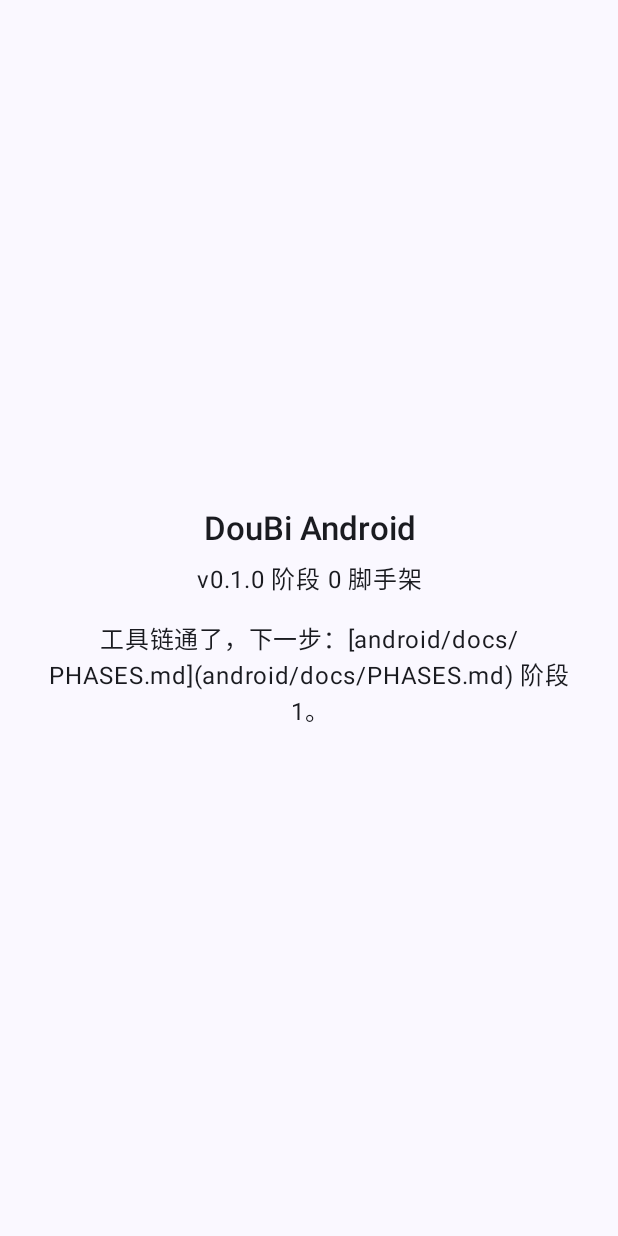
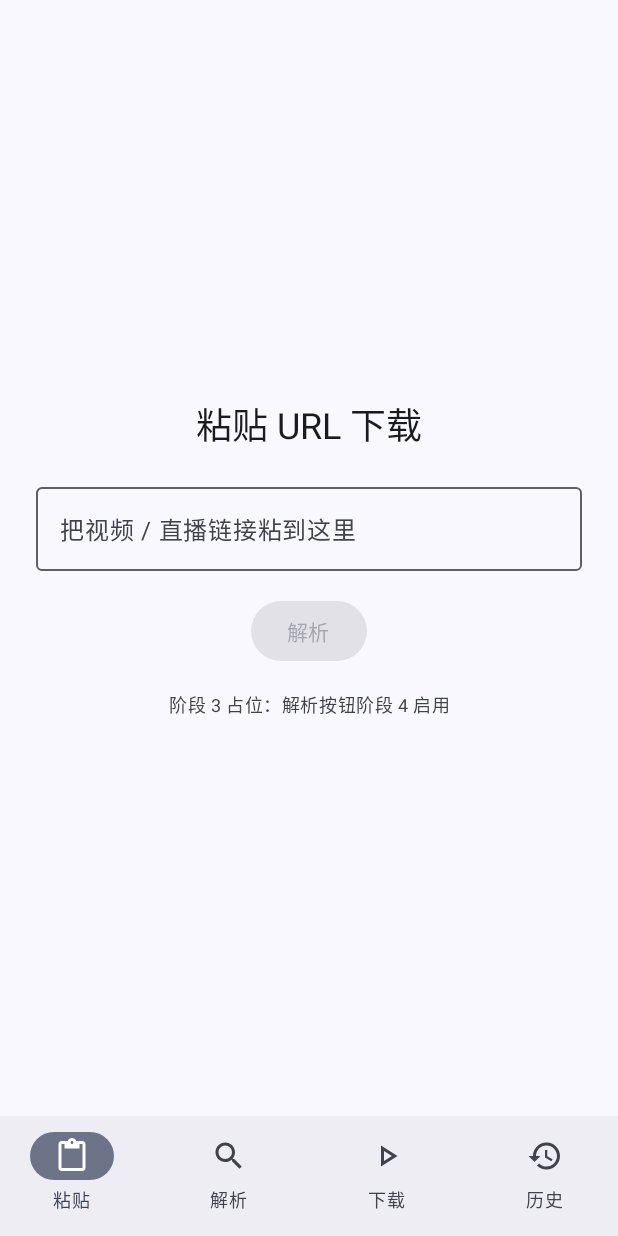
Before and after one commit to buxiaju/DouBi, an Android app built with Jetpack Compose: the screen it shows after launch (MainActivity), on a phone screen of 412 x 824 dp. Run offline under Robolectric (Android 15) with nearby library versions, the light colour scheme and no system bars; our stand-ins replace Dagger/Hilt's generated code, Timber; libraries missing offline, so code that uses them is left out: com.yausername.youtubedl_android; 1 statement that could not run was skipped.

Commit message:
feat(android/ui): 阶段 3 UI 框架 + 4 tab 底栏 + Hilt ViewModel
新增 4 个占位 tab（粘贴 / 解析 / 下载 / 历史）+ 底部导航 + 字符串资源化：

- ui/navigation/{NavRoutes,BottomNavItem,AppNavigation}.kt
  - AppNavigation 壳：Scaffold + 4 tab 底栏 + NavHost
  - saveState/restoreState 让切 tab 不重置输入框
  - 顺序：粘贴 → 解析 → 下载 → 历史（故意不对齐桌面版，
    v0.1 '下载' 是看进行中任务的状态 tab，不是动作）
- ui/pasting/{PastingScreen,PastingViewModel}.kt
  - 第一个 tab，留 URL 输入 + '开始' 按钮
- ui/parsing/ParsingScreen.kt
  - 占位，阶段 4 接 Engine.probe
- ui/downloading/{DownloadingScreen,DownloadingViewModel}.kt
  - 第三个 tab，DownloadingViewModel 订阅 DownloadRepository.activeTasks
    实时显示活跃任务数（v0.1 阶段 3 仅占位）
- ui/history/HistoryScreen.kt
  - 占位，阶段 6 接 MediaItemDao
- MainActivity 从 HomeScreen 切到 AppNavigation()
- strings.xml 重写：4 个 nav_* + 4 组 Screen 文案
  + 恢复 3 个 home_placeholder_* 跟 nav_settings 供遗留 HomeScreen.kt 编译

HomeScreen.kt / nav_settings 是阶段 3 死代码，留待阶段 7 清理（修 #5 时再删）

测试 64/64 全绿（未变）

```diff
--- a/android/app/src/main/java/com/doubi/android/MainActivity.kt
+++ b/android/app/src/main/java/com/doubi/android/MainActivity.kt
@@ -4,12 +4,7 @@ import android.os.Bundle
 import androidx.activity.ComponentActivity
 import androidx.activity.compose.setContent
 import androidx.activity.enableEdgeToEdge
-import androidx.compose.foundation.layout.fillMaxSize
-import androidx.compose.foundation.layout.padding
-import androidx.compose.material3.Scaffold
-import androidx.compose.runtime.Composable
-import androidx.compose.ui.Modifier
-import com.doubi.android.ui.home.HomeScreen
+import com.doubi.android.ui.navigation.AppNavigation
 import com.doubi.android.ui.theme.DouBiTheme
 import dagger.hilt.android.AndroidEntryPoint
 
@@ -18,7 +13,10 @@ import dagger.hilt.android.AndroidEntryPoint
  *
  * 桌面版对照：
  * - `ui/main_window.py:MainWindow.__init__()` 创建主窗口 + 4 个 page widget
- * - Android 版这里只挂 `HomeScreen` 占位（阶段 0），阶段 3 切到 `NavHost`
+ * - Android 版这里挂 `AppNavigation`（阶段 3 引入），里面是 NavHost + 底栏 4 tab
+ *
+ * **阶段 0-2 演进**：阶段 0 挂 `HomeScreen`（文字占位）→ 阶段 1 仍 `HomeScreen` → 阶段 2 仍
+ * `HomeScreen`（下载功能无 UI 入口）→ **阶段 3** 切到 `AppNavigation`。
  */
 @AndroidEntryPoint
 class MainActivity : ComponentActivity() {
@@ -27,21 +25,8 @@ class MainActivity : ComponentActivity() {
         enableEdgeToEdge()
         setContent {
             DouBiTheme {
-                AppScaffold()
+                AppNavigation()
             }
         }
     }
 }
-
-@Composable
-private fun AppScaffold() {
-    Scaffold(
-        modifier = Modifier.fillMaxSize()
-    ) { innerPadding ->
-        HomeScreen(
-            modifier = Modifier
-                .fillMaxSize()
-                .padding(innerPadding)
-        )
-    }
-}
--- /dev/null
+++ b/android/app/src/main/java/com/doubi/android/ui/navigation/AppNavigation.kt
@@ -0,0 +1,90 @@
+package com.doubi.android.ui.navigation
+
+import androidx.compose.foundation.layout.padding
+import androidx.compose.material3.Icon
+import androidx.compose.material3.NavigationBar
+import androidx.compose.material3.NavigationBarItem
+import androidx.compose.material3.Scaffold
+import androidx.compose.material3.Text
+import androidx.compose.runtime.Composable
+import androidx.compose.runtime.getValue
+import androidx.compose.ui.Modifier
+import androidx.compose.ui.res.stringResource
+import androidx.navigation.NavDestination.Companion.hierarchy
+import androidx.navigation.NavGraph.Companion.findStartDestination
+import androidx.navigation.NavHostController
+import androidx.navigation.compose.NavHost
+import androidx.navigation.compose.composable
+import androidx.navigation.compose.currentBackStackEntryAsState
+import androidx.navigation.compose.rememberNavController
+import com.doubi.android.ui.downloading.DownloadingScreen
+import com.doubi.android.ui.history.HistoryScreen
+import com.doubi.android.ui.pasting.PastingScreen
+import com.doubi.android.ui.parsing.ParsingScreen
+
+/**
+ * 阶段 3 主导航壳——4 个底栏 tab + NavHost。
+ *
+ * 用法：`MainActivity` 里 `setContent { DouBiTheme { AppNavigation() } }`。
+ * 桌面版对照：`ui/main_window.py:MainWindow` 用 QStackedWidget 切 4 个 page widget；
+ * Android 端用 NavController + 底栏实现，state 在 NavHostController 里。
+ *
+ * **底栏切换语义**：用 `popUpTo(graph.findStartDestination().id) { saveState = true }` +
+ * `restoreState = true`——切 tab 不重新初始化，保留每个 tab 内部的滚动/输入框状态。
+ */
+@Composable
+fun AppNavigation(
+    navController: NavHostController = rememberNavController(),
+) {
+    val backStackEntry by navController.currentBackStackEntryAsState()
+    val currentRoute = backStackEntry?.destination?.route
+
+    Scaffold(
+        bottomBar = {
+            // 只在 4 个一级 tab 显示底栏——二级路由（DOWNLOAD_DETAIL）不显示
+            if (currentRoute in NavRoutes.BOTTOM_NAV_ROUTES) {
+                BottomNav(
+                    currentRoute = currentRoute,
+                    onNavigate = { route ->
+                        navController.navigate(route) {
+                            popUpTo(navController.graph.findStartDestination().id) {
+                                saveState = true
+                            }
+                            launchSingleTop = true
+                            restoreState = true
+                        }
+                    },
+                )
+            }
+        },
+    ) { innerPadding ->
+        NavHost(
+            navController = navController,
+            startDestination = NavRoutes.START,
+            modifier = Modifier.padding(innerPadding),
+        ) {
+            composable(NavRoutes.PASTING) { PastingScreen() }
+            composable(NavRoutes.PARSING) { ParsingScreen() }
+            composable(NavRoutes.DOWNLOADING) { DownloadingScreen() }
+            composable(NavRoutes.HISTORY) { HistoryScreen() }
+        }
+    }
+}
+
+@Composable
+private fun BottomNav(
+    currentRoute: String?,
+    onNavigate: (String) -> Unit,
+) {
+    NavigationBar {
+        BottomNavItems.forEach { item ->
+            val selected = currentRoute == item.route
+            NavigationBarItem(
+                selected = selected,
+                onClick = { if (!selected) onNavigate(item.route) },
+                icon = { Icon(item.icon, contentDescription = null) },
+                label = { Text(stringResource(item.labelRes)) },
+            )
+        }
+    }
+}
--- /dev/null
+++ b/android/app/src/main/java/com/doubi/android/ui/navigation/BottomNavItem.kt
@@ -0,0 +1,27 @@
+package com.doubi.android.ui.navigation
+
+import androidx.compose.material.icons.Icons
+import androidx.compose.material.icons.outlined.ContentPaste
+import androidx.compose.material.icons.outlined.History
+import androidx.compose.material.icons.outlined.PlayArrow
+import androidx.compose.material.icons.outlined.Search
+import androidx.compose.ui.graphics.vector.ImageVector
+
+/**
+ * 阶段 3 底栏 4 个 tab 的渲染数据。
+ *
+ * 桌面版对照：`ui/main_window.py:MainWindow` 的 4 个 QAction / 顶栏菜单。
+ */
+internal data class BottomNavItem(
+    val route: String,
+    val labelRes: Int,
+    val icon: ImageVector,
+)
+
+/** v0.1 4 个底栏入口。icon 用 Outlined 风格，符合 Material 3 默认调性。 */
+internal val BottomNavItems: List<BottomNavItem> = listOf(
+    BottomNavItem(NavRoutes.PASTING, com.doubi.android.R.string.nav_paste, Icons.Outlined.ContentPaste),
+    BottomNavItem(NavRoutes.PARSING, com.doubi.android.R.string.nav_parse, Icons.Outlined.Search),
+    BottomNavItem(NavRoutes.DOWNLOADING, com.doubi.android.R.string.nav_download, Icons.Outlined.PlayArrow),
+    BottomNavItem(NavRoutes.HISTORY, com.doubi.android.R.string.nav_history, Icons.Outlined.History),
+)
--- /dev/null
+++ b/android/app/src/main/java/com/doubi/android/ui/navigation/NavRoutes.kt
@@ -0,0 +1,34 @@
+package com.doubi.android.ui.navigation
+
+/**
+ * 阶段 3 路由表。
+ *
+ * 4 个底栏 tab + 1 个跳出去的下载详情路由：
+ * - **pasting**：粘贴 URL（首页/「下载」tab）
+ * - **parsing**：解析中（v0.1 占位，阶段 4 真正实现）
+ * - **downloading**：下载中列表（live 任务，订阅 `DownloadRepository.activeTasks` Flow）
+ * - **history**：历史（已完成 + 失败的下载）
+ *
+ * **不用 enum**，用 `object` + `const val` 字符串。Navigation Compose 推荐用 string route
+ * 直接拼参数（`?key={value}`），enum 写起来反而绕。
+ *
+ * 桌面版对照：`ui/main_window.py:MainWindow` 用 QStackedWidget 切 4 个 page，
+ * Android 版这里用 NavController 切 4 个 Composable。
+ */
+object NavRoutes {
+    // ---- 底栏 4 个一级路由 ----
+    const val PASTING = "pasting"
+    const val PARSING = "parsing"
+    const val DOWNLOADING = "downloading"
+    const val HISTORY = "history"
+
+    // ---- 二级路由（阶段 5+ 才有）----
+    const val DOWNLOAD_DETAIL = "download/{taskId}"
+    fun downloadDetail(taskId: String): String = "download/$taskId"
+
+    // ---- 当前阶段 3 入口路由（避免单 tab 时底栏空）----
+    const val START = PASTING
+
+    /** 4 个底栏 tab 的固定顺序（BottomNav 用这个 list 渲染）。 */
+    val BOTTOM_NAV_ROUTES = listOf(PASTING, PARSING, DOWNLOADING, HISTORY)
+}
--- /dev/null
+++ b/android/app/src/main/java/com/doubi/android/ui/pasting/PastingScreen.kt
@@ -0,0 +1,71 @@
+package com.doubi.android.ui.pasting
+
+import androidx.compose.foundation.layout.Arrangement
+import androidx.compose.foundation.layout.Column
+import androidx.compose.foundation.layout.fillMaxSize
+import androidx.compose.foundation.layout.fillMaxWidth
+import androidx.compose.foundation.layout.padding
+import androidx.compose.material3.Button
+import androidx.compose.material3.MaterialTheme
+import androidx.compose.material3.OutlinedTextField
+import androidx.compose.material3.Text
+import androidx.compose.runtime.Composable
+import androidx.compose.runtime.getValue
+import androidx.compose.ui.Alignment
+import androidx.compose.ui.Modifier
+import androidx.compose.ui.res.stringResource
+import androidx.compose.ui.text.style.TextAlign
+import androidx.compose.ui.unit.dp
+import androidx.hilt.navigation.compose.hiltViewModel
+import androidx.lifecycle.compose.collectAsStateWithLifecycle
+import com.doubi.android.R
+
+/**
+ * 阶段 3 「粘贴」tab。
+ *
+ * 桌面版对照：`ui/main_window.py:MainWindow` 的「下载」page（含 URL 输入框 + 解析按钮）。
+ * 阶段 3 只做 UI 框架：输入框 + 解析按钮可点击，但**不真的入队**。
+ * 阶段 4 接嗅探（Engine.probe），阶段 5 接 DownloadRepository.enqueue。
+ *
+ * 校验：点完解析按钮 → 跳到 NavRoutes.PARSING（阶段 4 用 URL 参数；阶段 3 不带）。
+ */
+@Composable
+fun PastingScreen(
+    modifier: Modifier = Modifier,
+    viewModel: PastingViewModel = hiltViewModel(),
+) {
+    val state by viewModel.state.collectAsStateWithLifecycle()
+
+    Column(
+        modifier = modifier
+            .fillMaxSize()
+            .padding(24.dp),
+        horizontalAlignment = Alignment.CenterHorizontally,
+        verticalArrangement = Arrangement.spacedBy(16.dp, Alignment.CenterVertically),
+    ) {
+        Text(
+            text = stringResource(R.string.pasting_title),
+            style = MaterialTheme.typography.headlineSmall,
+            textAlign = TextAlign.Center,
+        )
+        OutlinedTextField(
+            value = state.url,
+            onValueChange = viewModel::onUrlChanged,
+            label = { Text(stringResource(R.string.pasting_hint)) },
+            singleLine = true,
+            modifier = Modifier.fillMaxWidth(),
+        )
+        Button(
+            onClick = { viewModel.onParseClicked() },
+            enabled = state.url.isNotBlank(),
+        ) {
+            Text(stringResource(R.string.pasting_action))
+        }
+        Text(
+            text = stringResource(R.string.pasting_disabled),
+            style = MaterialTheme.typography.bodySmall,
+            color = MaterialTheme.colorScheme.onSurfaceVariant,
+            textAlign = TextAlign.Center,
+        )
+    }
+}
--- /dev/null
+++ b/android/app/src/main/java/com/doubi/android/ui/pasting/PastingViewModel.kt
@@ -0,0 +1,44 @@
+package com.doubi.android.ui.pasting
+
+import androidx.lifecycle.ViewModel
+import dagger.hilt.android.lifecycle.HiltViewModel
+import kotlinx.coroutines.flow.MutableStateFlow
+import kotlinx.coroutines.flow.StateFlow
+import kotlinx.coroutines.flow.asStateFlow
+import kotlinx.coroutines.flow.update
+import javax.inject.Inject
+
+/**
+ * 阶段 3 PastingScreen 的 ViewModel。
+ *
+ * **v0.1 占位**：只存 `url`，解析按钮点了不真的入队——等阶段 4 接 Engine.probe。
+ * 现在 4 个字段（url + 3 个 reserved）够用；接嗅探后这文件会扩到 ~50 行。
+ *
+ * Hilt 注入：标 `@HiltViewModel` + `@Inject` 构造器；UI 端用 `hiltViewModel()` 拿。
+ */
+@HiltViewModel
+class PastingViewModel @Inject constructor(
+    // 阶段 4 加 Engine（嗅探），阶段 5 加 DownloadRepository（入队）
+) : ViewModel() {
+
+    private val _state = MutableStateFlow(State())
+    val state: StateFlow<State> = _state.asStateFlow()
+
+    fun onUrlChanged(value: String) {
+        _state.update { it.copy(url = value) }
+    }
+
+    /**
+     * 阶段 3 占位：只更新 lastAction，**不真跳页、不真入队**。
+     * 阶段 4 替换为「嗅探 → 跳 PARSING 带 url 参数」，阶段 5 替换为「直接入队下载」。
+     */
+    fun onParseClicked() {
+        _state.update { it.copy(lastAction = System.currentTimeMillis()) }
+    }
+
+    data class State(
+        val url: String = "",
+        /** 记录最近一次「解析」按钮的点击时间，UI 用来显示反馈。 */
+        val lastAction: Long = 0L,
+    )
+}
--- a/android/app/src/main/res/values/strings.xml
+++ b/android/app/src/main/res/values/strings.xml
@@ -3,14 +3,34 @@
     <!-- 桌面版对照：app.name -->
     <string name="app_name">豆比下载</string>
 
-    <!-- 主框架 4 页（与桌面版 nav.* 对齐） -->
+    <!-- 底栏 4 个 tab（阶段 3 引入，顺序见 NavRoutes.BOTTOM_NAV_ROUTES） -->
+    <string name="nav_paste">粘贴</string>
     <string name="nav_parse">解析</string>
     <string name="nav_download">下载</string>
     <string name="nav_history">历史</string>
+
+    <!-- 阶段 3 4 个 Screen 的标题 / 占位 -->
+    <string name="pasting_title">粘贴 URL 下载</string>
+    <string name="pasting_hint">把视频 / 直播链接粘到这里</string>
+    <string name="pasting_action">解析</string>
+    <string name="pasting_disabled">阶段 3 占位：解析按钮阶段 4 启用</string>
+
+    <string name="parsing_title">解析中</string>
+    <string name="parsing_note">阶段 3 占位，阶段 4 接入嗅探</string>
+
+    <string name="downloading_title">下载中</string>
+    <string name="downloading_empty">暂无下载任务</string>
+    <string name="downloading_note">阶段 3 占位，阶段 5 接 Worker 进度</string>
+
+    <string name="history_title">历史下载</string>
+    <string name="history_empty">还没有下载记录</string>
+    <string name="history_note">阶段 3 占位，阶段 6 接 Room 历史查询</string>
+
+    <!-- 阶段 0 留下来的 HomeScreen 占位（阶段 3 仍保留，避免删文件；阶段 7 清理） -->
+    <string name="home_placeholder_title">DouBi Android</string>
+    <string name="home_placeholder_subtitle">v%1$s 阶段 3 UI 框架</string>
+    <string name="home_placeholder_note">导航已通：4 个底栏 tab 均可点。详见 [android/docs/PHASES.md](android/docs/PHASES.md) 阶段 4。</string>
+
+    <!-- 阶段 6+ 启用：设置 tab（v0.1 阶段 3 不显示，留 string 仅为对齐桌面版 nav.*） -->
     <string name="nav_settings">设置</string>
-
-    <!-- 阶段 0 占位 HomeScreen -->
-    <string name="home_placeholder_title">DouBi Android</string>
-    <string name="home_placeholder_subtitle">v%1$s 阶段 0 脚手架</string>
-    <string name="home_placeholder_note">工具链通了，下一步：[android/docs/PHASES.md](android/docs/PHASES.md) 阶段 1。</string>
 </resources>
```
Also changed, not shown: android/app/src/main/java/com/doubi/android/ui/downloading/DownloadingScreen.kt (added, +68 -0 lines), android/app/src/main/java/com/doubi/android/ui/downloading/DownloadingViewModel.kt (added, +41 -0 lines), android/app/src/main/java/com/doubi/android/ui/history/HistoryScreen.kt (added, +52 -0 lines), android/app/src/main/java/com/doubi/android/ui/parsing/ParsingScreen.kt (added, +45 -0 lines).
